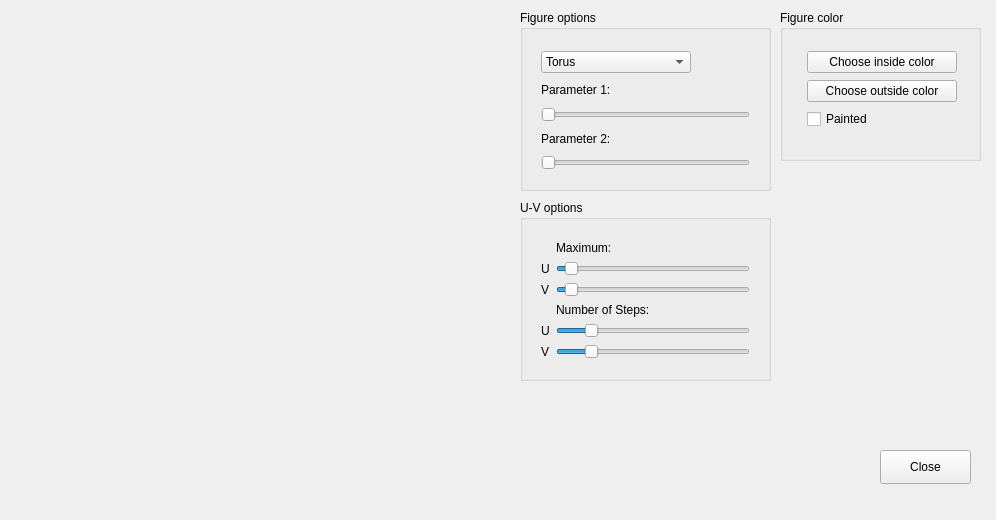
Qt form mainwindow.ui (NickolayStorm/IGS) before a commit.
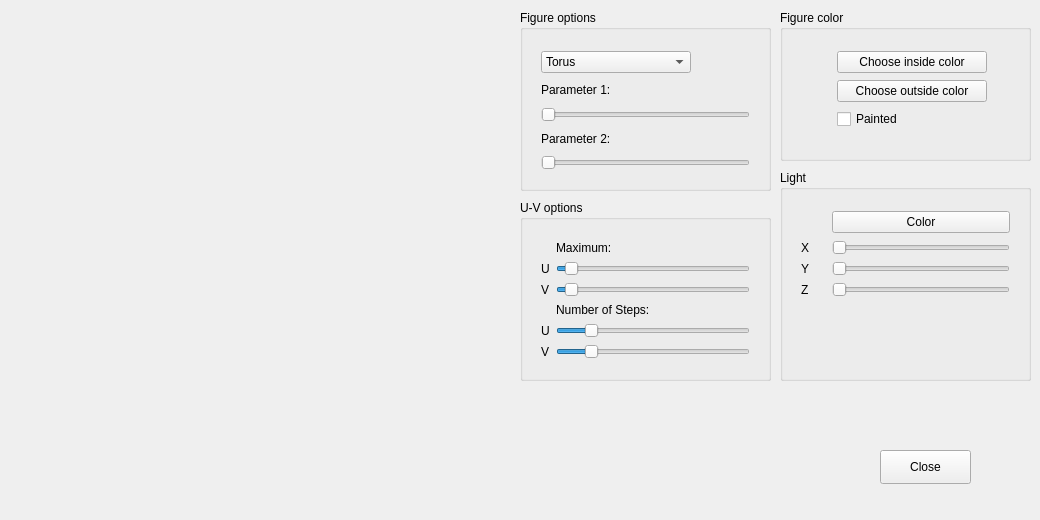
The same form after that commit. Custom widgets are drawn as their Qt base class.

The edit to the form file:
```diff
--- a/mainwindow.ui
+++ b/mainwindow.ui
@@ -6,7 +6,7 @@
    <rect>
     <x>0</x>
     <y>0</y>
-    <width>996</width>
+    <width>1040</width>
     <height>520</height>
    </rect>
   </property>
@@ -173,7 +173,7 @@
      <rect>
       <x>780</x>
       <y>10</y>
-      <width>201</width>
+      <width>251</width>
       <height>151</height>
      </rect>
     </property>
@@ -183,7 +183,7 @@
     <widget class="QWidget" name="formLayoutWidget_2">
      <property name="geometry">
       <rect>
-       <x>10</x>
+       <x>40</x>
        <y>30</y>
        <width>183</width>
        <height>111</height>
@@ -370,6 +370,96 @@
      </layout>
     </widget>
    </widget>
+   <widget class="QGroupBox" name="groupBox_2">
+    <property name="geometry">
+     <rect>
+      <x>780</x>
+      <y>170</y>
+      <width>251</width>
+      <height>211</height>
+     </rect>
+    </property>
+    <property name="title">
+     <string>Light</string>
+    </property>
+    <widget class="QWidget" name="verticalLayoutWidget">
+     <property name="geometry">
+      <rect>
+       <x>10</x>
+       <y>30</y>
+       <width>231</width>
+       <height>161</height>
+      </rect>
+     </property>
+     <layout class="QFormLayout" name="formLayout">
+      <item row="2" column="1">
+       <widget class="QSlider" name="sliderLightY">
+        <property name="orientation">
+         <enum>Qt::Horizontal</enum>
+        </property>
+       </widget>
+      </item>
+      <item row="3" column="1">
+       <widget class="QSlider" name="sliderLightZ">
+        <property name="orientation">
+         <enum>Qt::Horizontal</enum>
+        </property>
+       </widget>
+      </item>
+      <item row="3" column="0">
+       <widget class="QLabel" name="label">
+        <property name="text">
+         <string>Z</string>
+        </property>
+       </widget>
+      </item>
+      <item row="1" column="1">
+       <widget class="QSlider" name="sliderLightX">
+        <property name="orientation">
+         <enum>Qt::Horizontal</enum>
+        </property>
+       </widget>
+      </item>
+      <item row="2" column="0">
+       <widget class="QLabel" name="label_2">
+        <property name="text">
+         <string>Y</string>
+        </property>
+       </widget>
+      </item>
+      <item row="1" column="0">
+       <widget class="QLabel" name="label_3">
+        <property name="text">
+         <string>X</string>
+        </property>
+       </widget>
+      </item>
+      <item row="0" column="1">
+       <widget class="QPushButton" name="buttonLightColor">
+        <property name="text">
+         <string>Color</string>
+        </property>
+       </widget>
+      </item>
+      <item row="0" column="0">
+       <widget class="QWidget" name="lightColor" native="true">
+        <property name="minimumSize">
+         <size>
+          <width>25</width>
+          <height>23</height>
+         </size>
+        </property>
+        <property name="maximumSize">
+         <size>
+          <width>25</width>
+          <height>23</height>
+         </size>
+        </property>
+       </widget>
+      </item>
+     </layout>
+    </widget>
+   </widget>
   </widget>
  </widget>
  <layoutdefault spacing="6" margin="11"/>
```
